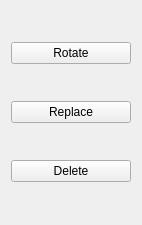
Qt form refugeoptions.ui (UmutSahinSE/Ata-Caddesi-Simulator) before a commit.
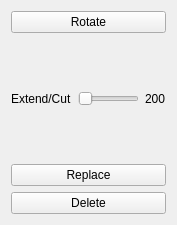
The same form after that commit.

The edit to the form file:
```diff
--- a/refugeoptions.ui
+++ b/refugeoptions.ui
@@ -6,7 +6,7 @@
    <rect>
     <x>0</x>
     <y>0</y>
-    <width>142</width>
+    <width>177</width>
     <height>225</height>
    </rect>
   </property>
@@ -21,6 +21,31 @@
      </property>
     </widget>
    </item>
+   <item>
+    <layout class="QHBoxLayout" name="horizontalLayout">
+     <item>
+      <widget class="QLabel" name="label">
+       <property name="text">
+        <string>Extend/Cut</string>
+       </property>
+      </widget>
+     </item>
+     <item>
+      <widget class="QSlider" name="horizontalSlider">
+       <property name="orientation">
+        <enum>Qt::Horizontal</enum>
+       </property>
+      </widget>
+     </item>
+     <item>
+      <widget class="QLabel" name="LengthLabel">
+       <property name="text">
+        <string>200</string>
+       </property>
+      </widget>
+     </item>
+    </layout>
+   </item>
    <item>
     <widget class="QPushButton" name="pushButton_2">
      <property name="text">
```
